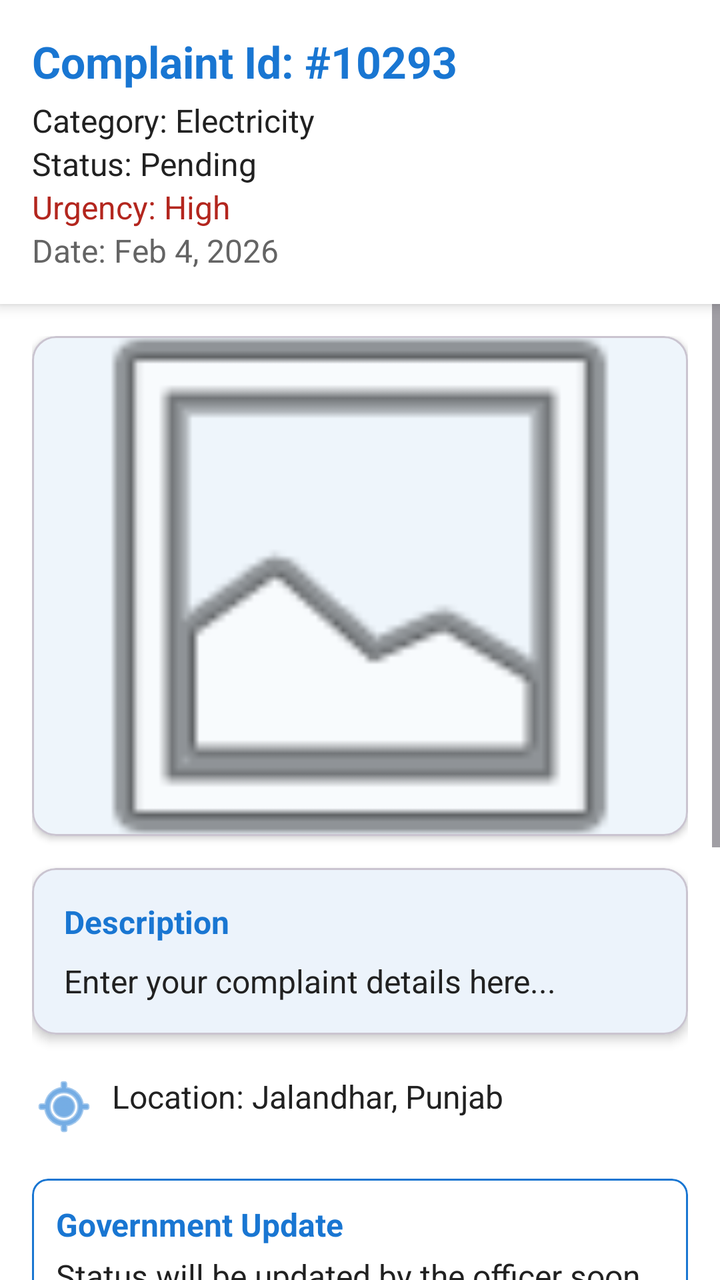
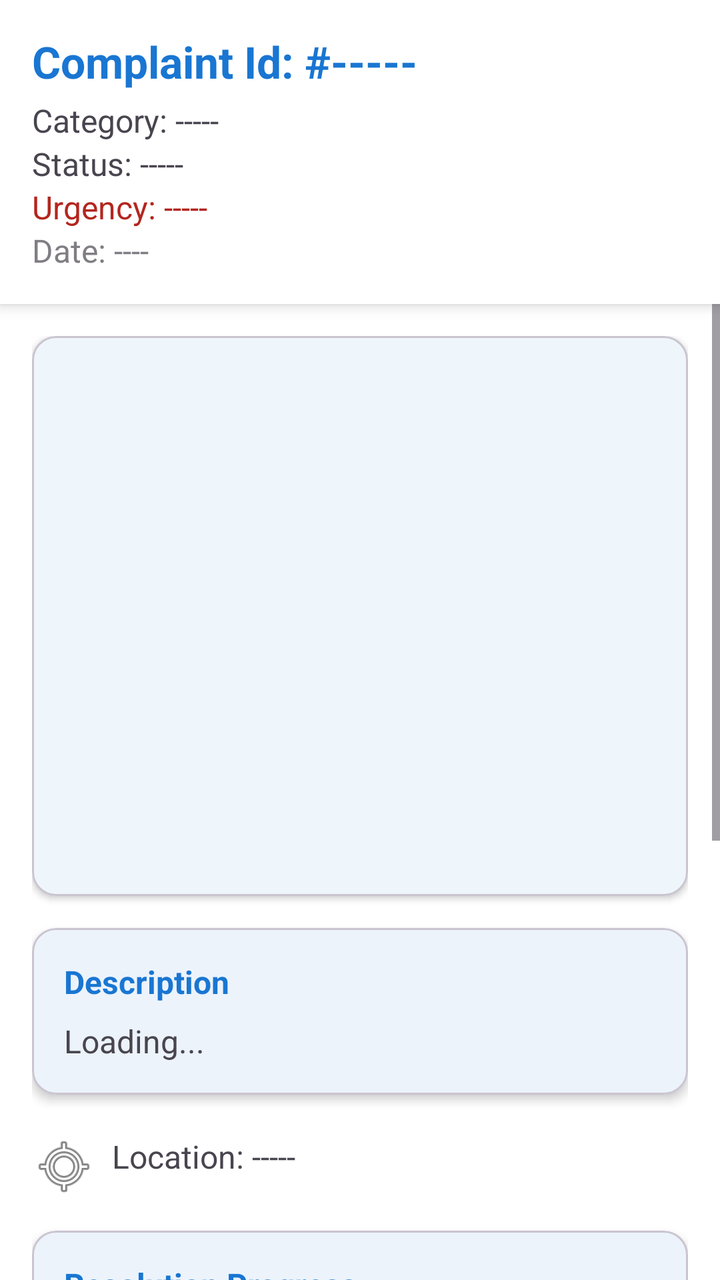

Compare the two renders of this Android layout. The source of the first and the diff that turns it into the second are given below.
<!-- AndroidManifest.xml: application theme Theme.Urbanfix -->
<!-- res/layout/fragment_viewdetail.xml -->
<?xml version="1.0" encoding="utf-8"?>
<LinearLayout xmlns:android="http://schemas.android.com/apk/res/android"
    xmlns:app="http://schemas.android.com/apk/res-auto"
    android:layout_width="match_parent"
    android:layout_height="match_parent"
    android:orientation="vertical"
    android:background="?android:attr/windowBackground"
    android:clickable="true"
    android:focusable="true">

    <LinearLayout
        android:layout_width="match_parent"
        android:layout_height="wrap_content"
        android:orientation="vertical"
        android:padding="16dp"
        android:background="?attr/colorSurface"
        android:elevation="4dp">

        <TextView
            android:id="@+id/tvComplaintId"
            android:layout_width="wrap_content"
            android:layout_height="wrap_content"
            android:text="Complaint Id: #10293"
            android:textSize="22sp"
            android:textStyle="bold"
            android:textColor="?attr/colorPrimary" />

        <TextView
            android:id="@+id/tvCategory"
            android:layout_width="wrap_content"
            android:layout_height="wrap_content"
            android:text="Category: Electricity"
            android:textSize="?android:attr/textSize"
            android:layout_marginTop="4dp"
            android:textColor="?attr/colorOnSurface" />

        <TextView
            android:id="@+id/tvStatus"
            android:layout_width="wrap_content"
            android:layout_height="wrap_content"
            android:text="Status: Pending"
            android:textSize="?android:attr/textSize"
            android:textColor="?attr/colorOnSurface" />

        <TextView
            android:id="@+id/tvUrgency"
            android:layout_width="wrap_content"
            android:layout_height="wrap_content"
            android:text="Urgency: High"
            android:textSize="?android:attr/textSize"
            android:textColor="?attr/colorError" /> <TextView
        android:id="@+id/tvDate"
        android:layout_width="wrap_content"
        android:layout_height="wrap_content"
        android:text="Date: Feb 4, 2026"
        android:textSize="?android:attr/textSize"
        android:textColor="?attr/colorOnSurface"
        android:alpha="0.7" /> </LinearLayout>

    <ScrollView
        android:layout_width="match_parent"
        android:layout_height="0dp"
        android:layout_weight="1"
        android:fillViewport="true">

        <LinearLayout
            android:layout_width="match_parent"
            android:layout_height="wrap_content"
            android:orientation="vertical"
            android:padding="16dp">

            <com.google.android.material.card.MaterialCardView
                android:layout_width="match_parent"
                android:layout_height="250dp"
                app:cardCornerRadius="12dp"
                app:cardElevation="2dp"
                app:strokeWidth="1dp"
                app:strokeColor="?attr/colorOutlineVariant">

                <ImageView
                    android:id="@+id/ivComplaintImage"
                    android:layout_width="match_parent"
                    android:layout_height="match_parent"
                    android:scaleType="centerCrop"
                    android:src="@android:drawable/ic_menu_gallery" />
            </com.google.android.material.card.MaterialCardView>

            <com.google.android.material.card.MaterialCardView
                android:layout_width="match_parent"
                android:layout_height="wrap_content"
                android:layout_marginTop="16dp"
                app:cardCornerRadius="12dp"
                app:cardElevation="3dp"
                app:cardBackgroundColor="?attr/colorSurface"
                app:contentPadding="16dp">

                <LinearLayout
                    android:layout_width="match_parent"
                    android:layout_height="wrap_content"
                    android:orientation="vertical">

                    <TextView
                        android:layout_width="wrap_content"
                        android:layout_height="wrap_content"
                        android:text="Description"
                        android:textColor="?attr/colorPrimary"
                        android:textStyle="bold"
                        android:textSize="?android:attr/textSize" />

                    <TextView
                        android:id="@+id/tvDescription"
                        android:layout_width="match_parent"
                        android:layout_height="wrap_content"
                        android:layout_marginTop="8dp"
                        android:text="Enter your complaint details here..."
                        android:textColor="?attr/colorOnSurface"
                        android:textSize="?android:attr/textSize"
                        android:lineSpacingExtra="4dp" />
                </LinearLayout>
            </com.google.android.material.card.MaterialCardView>

            <TextView
                android:id="@+id/tvLocation"
                android:layout_width="match_parent"
                android:layout_height="wrap_content"
                android:text="Location: Jalandhar, Punjab"
                android:textSize="?android:attr/textSize"
                android:layout_marginTop="20dp"
                android:textColor="?attr/colorOnSurface"
                android:drawablePadding="8dp"
                app:drawableStartCompat="@android:drawable/ic_menu_mylocation"
                app:drawableTint="?attr/colorPrimary" />

            <com.google.android.material.card.MaterialCardView
                android:layout_width="match_parent"
                android:layout_height="wrap_content"
                android:layout_marginTop="20dp"
                app:cardBackgroundColor="?attr/colorSurface"
                app:cardCornerRadius="8dp"
                app:strokeWidth="1dp"
                app:strokeColor="?attr/colorPrimary">

                <LinearLayout
                    android:layout_width="match_parent"
                    android:layout_height="wrap_content"
                    android:orientation="vertical"
                    android:padding="12dp">

                    <TextView
                        android:layout_width="wrap_content"
                        android:layout_height="wrap_content"
                        android:text="Government Update"
                        android:textStyle="bold"
                        android:textColor="?attr/colorPrimary"/>

                    <TextView
                        android:id="@+id/tvGovUpdate"
                        android:layout_width="match_parent"
                        android:layout_height="wrap_content"
                        android:layout_marginTop="4dp"
                        android:textColor="?attr/colorOnSurface"
                        android:text="Status will be updated by the officer soon."
                        android:textSize="?android:attr/textSize" />
                </LinearLayout>
            </com.google.android.material.card.MaterialCardView>

            <com.google.android.material.card.MaterialCardView
                android:layout_width="match_parent"
                android:layout_height="wrap_content"
                android:layout_marginTop="16dp"
                android:layout_marginBottom="24dp"
                app:cardCornerRadius="12dp"
                app:cardElevation="3dp"
                app:cardBackgroundColor="?attr/colorSurface"
                app:contentPadding="16dp">

                <LinearLayout
                    android:layout_width="match_parent"
                    android:layout_height="wrap_content"
                    android:orientation="vertical">

                    <TextView
                        android:layout_width="wrap_content"
                        android:layout_height="wrap_content"
                        android:text="Resolution Progress"
                        android:textColor="?attr/colorPrimary"
                        android:textStyle="bold"
                        android:textSize="?android:attr/textSize" />

                    <com.github.mikephil.charting.charts.PieChart
                        android:id="@+id/complaintPieChart"
                        android:layout_width="match_parent"
                        android:layout_height="250dp"
                        android:layout_marginTop="8dp" />
                </LinearLayout>
            </com.google.android.material.card.MaterialCardView>
        </LinearLayout>
    </ScrollView>
</LinearLayout>
<!-- resources referenced by this layout -->
<resources>
  <style name="Theme.Urbanfix" parent="Base.Theme.Urbanfix" />
  <style name="Base.Theme.Urbanfix" parent="Theme.Material3.DayNight.NoActionBar">
          <item name="colorPrimary">#1976D2</item>
          <item name="colorOnPrimary">#FFFFFF</item>
          <item name="colorSecondary">#42A5F5</item>
          <item name="colorOnSecondary">#FFFFFF</item>
          <item name="android:statusBarColor">#1976D2</item>
          <item name="android:windowBackground">#FFFFFF</item>
          <item name="colorSurface">#FFFFFF</item>
          <item name="colorOnSurface">#212121</item>
          <item name="colorSurfaceVariant">#F5F5F5</item>
          <item name="android:textSize">16sp</item>
      </style>
</resources>

<!-- the commit's change to res/layout/fragment_viewdetail.xml (unified diff, before → after) -->
@@ -1,199 +1,173 @@
 <?xml version="1.0" encoding="utf-8"?>
-<LinearLayout xmlns:android="http://schemas.android.com/apk/res/android"
+<FrameLayout xmlns:android="http://schemas.android.com/apk/res/android"
     xmlns:app="http://schemas.android.com/apk/res-auto"
     android:layout_width="match_parent"
-    android:layout_height="match_parent"
-    android:orientation="vertical"
-    android:background="?android:attr/windowBackground"
-    android:clickable="true"
-    android:focusable="true">
+    android:layout_height="match_parent">
 
     <LinearLayout
         android:layout_width="match_parent"
-        android:layout_height="wrap_content"
+        android:layout_height="match_parent"
         android:orientation="vertical"
-        android:padding="16dp"
-        android:background="?attr/colorSurface"
-        android:elevation="4dp">
-
-        <TextView
-            android:id="@+id/tvComplaintId"
-            android:layout_width="wrap_content"
-            android:layout_height="wrap_content"
-            android:text="Complaint Id: #10293"
-            android:textSize="22sp"
-            android:textStyle="bold"
-            android:textColor="?attr/colorPrimary" />
-
-        <TextView
-            android:id="@+id/tvCategory"
-            android:layout_width="wrap_content"
-            android:layout_height="wrap_content"
-            android:text="Category: Electricity"
-            android:textSize="?android:attr/textSize"
-            android:layout_marginTop="4dp"
-            android:textColor="?attr/colorOnSurface" />
-
-        <TextView
-            android:id="@+id/tvStatus"
-            android:layout_width="wrap_content"
-            android:layout_height="wrap_content"
-            android:text="Status: Pending"
-            android:textSize="?android:attr/textSize"
-            android:textColor="?attr/colorOnSurface" />
-
-        <TextView
-            android:id="@+id/tvUrgency"
-            android:layout_width="wrap_content"
-            android:layout_height="wrap_content"
-            android:text="Urgency: High"
-            android:textSize="?android:attr/textSize"
-            android:textColor="?attr/colorError" /> <TextView
-        android:id="@+id/tvDate"
-        android:layout_width="wrap_content"
-        android:layout_height="wrap_content"
-        android:text="Date: Feb 4, 2026"
-        android:textSize="?android:attr/textSize"
-        android:textColor="?attr/colorOnSurface"
-        android:alpha="0.7" /> </LinearLayout>
-
-    <ScrollView
-        android:layout_width="match_parent"
-        android:layout_height="0dp"
-        android:layout_weight="1"
-        android:fillViewport="true">
+        android:background="?android:attr/windowBackground">
 
         <LinearLayout
             android:layout_width="match_parent"
             android:layout_height="wrap_content"
             android:orientation="vertical"
-            android:padding="16dp">
+            android:padding="16dp"
+            android:background="?attr/colorSurface"
+            android:elevation="4dp">
 
-            <com.google.android.material.card.MaterialCardView
-                android:layout_width="match_parent"
-                android:layout_height="250dp"
-                app:cardCornerRadius="12dp"
-                app:cardElevation="2dp"
-                app:strokeWidth="1dp"
-                app:strokeColor="?attr/colorOutlineVariant">
+            <TextView
+                android:id="@+id/tvComplaintId"
+                android:layout_width="wrap_content"
+                android:layout_height="wrap_content"
+                android:text="Complaint Id: #-----"
+                android:textSize="22sp"
+                android:textStyle="bold"
+                android:textColor="?attr/colorPrimary" />
 
-                <ImageView
-                    android:id="@+id/ivComplaintImage"
-                    android:layout_width="match_parent"
-                    android:layout_height="match_parent"
-                    android:scaleType="centerCrop"
-                    android:src="@android:drawable/ic_menu_gallery" />
-            </com.google.android.material.card.MaterialCardView>
+            <TextView
+                android:id="@+id/tvCategory"
+                android:layout_width="wrap_content"
+                android:layout_height="wrap_content"
+                android:text="Category: -----"
+                android:layout_marginTop="4dp" />
 
-            <com.google.android.material.card.MaterialCardView
+            <TextView
+                android:id="@+id/tvStatus"
+                android:layout_width="wrap_content"
+                android:layout_height="wrap_content"
+                android:text="Status: -----" />
+
+            <TextView
+                android:id="@+id/tvUrgency"
+                android:layout_width="wrap_content"
+                android:layout_height="wrap_content"
+                android:text="Urgency: -----"
+                android:textColor="?attr/colorError" />
+
+            <TextView
+                android:id="@+id/tvDate"
+                android:layout_width="wrap_content"
+                android:layout_height="wrap_content"
+                android:text="Date: ----"
+                android:alpha="0.7" />
+        </LinearLayout>
+
+        <ScrollView
+            android:layout_width="match_parent"
+            android:layout_height="0dp"
+            android:layout_weight="1"
+            android:fillViewport="true">
+
+            <LinearLayout
                 android:layout_width="match_parent"
                 android:layout_height="wrap_content"
-                android:layout_marginTop="16dp"
-                app:cardCornerRadius="12dp"
-                app:cardElevation="3dp"
-                app:cardBackgroundColor="?attr/colorSurface"
-                app:contentPadding="16dp">
+                android:orientation="vertical"
+                android:padding="16dp">
 
-                <LinearLayout
+                <com.google.android.material.card.MaterialCardView
+                    android:layout_width="match_parent"
+                    android:layout_height="280dp"
+                    app:cardCornerRadius="12dp"
+                    app:cardElevation="2dp">
+
+                    <androidx.viewpager2.widget.ViewPager2
+                        android:id="@+id/viewPagerImages"
+                        android:layout_width="match_parent"
+                        android:layout_height="match_parent" />
+                </com.google.android.material.card.MaterialCardView>
+
+                <com.google.android.material.card.MaterialCardView
                     android:layout_width="match_parent"
                     android:layout_height="wrap_content"
-                    android:orientation="vertical">
+                    android:layout_marginTop="16dp"
+                    app:cardCornerRadius="12dp"
+                    app:cardElevation="3dp"
+                    app:contentPadding="16dp">
 
-                    <TextView
-                        android:layout_width="wrap_content"
-                        android:layout_height="wrap_content"
-                        android:text="Description"
-                        android:textColor="?attr/colorPrimary"
-                        android:textStyle="bold"
-                        android:textSize="?android:attr/textSize" />
-
-                    <TextView
-                        android:id="@+id/tvDescription"
+                    <LinearLayout
                         android:layout_width="match_parent"
                         android:layout_height="wrap_content"
-                        android:layout_marginTop="8dp"
-                        android:text="Enter your complaint details here..."
-                        android:textColor="?attr/colorOnSurface"
-                        android:textSize="?android:attr/textSize"
-                        android:lineSpacingExtra="4dp" />
-                </LinearLayout>
-            </com.google.android.material.card.MaterialCardView>
+                        android:orientation="vertical">
 
-            <TextView
-                android:id="@+id/tvLocation"
-                android:layout_width="match_parent"
-                android:layout_height="wrap_content"
-                android:text="Location: Jalandhar, Punjab"
-                android:textSize="?android:attr/textSize"
-                android:layout_marginTop="20dp"
-                android:textColor="?attr/colorOnSurface"
-                android:drawablePadding="8dp"
-                app:drawableStartCompat="@android:drawable/ic_menu_mylocation"
-                app:drawableTint="?attr/colorPrimary" />
+                        <TextView
+                            android:layout_width="wrap_content"
+                            android:layout_height="wrap_content"
+                            android:text="Description"
+                            android:textStyle="bold"
+                            android:textColor="?attr/colorPrimary" />
 
-            <com.google.android.material.card.MaterialCardView
-                android:layout_width="match_parent"
-                android:layout_height="wrap_content"
-                android:layout_marginTop="20dp"
-                app:cardBackgroundColor="?attr/colorSurface"
-                app:cardCornerRadius="8dp"
-                app:strokeWidth="1dp"
-                app:strokeColor="?attr/colorPrimary">
+                        <TextView
+                            android:id="@+id/tvDescription"
+                            android:layout_width="match_parent"
+                            android:layout_height="wrap_content"
+                            android:layout_marginTop="8dp"
+                            android:text="Loading..."
+                            android:lineSpacingExtra="4dp" />
+                    </LinearLayout>
+                </com.google.android.material.card.MaterialCardView>
 
-                <LinearLayout
+                <TextView
+                    android:id="@+id/tvLocation"
                     android:layout_width="match_parent"
                     android:layout_height="wrap_content"
-                    android:orientation="vertical"
-                    android:padding="12dp">
+                    android:text="Location: -----"
+                    android:layout_marginTop="20dp"
+                    app:drawableStartCompat="@android:drawable/ic_menu_mylocation"
+                    android:drawablePadding="8dp" />
 
-                    <TextView
-                        android:layout_width="wrap_content"
-                        android:layout_height="wrap_content"
-                        android:text="Government Update"
-                        android:textStyle="bold"
-                        android:textColor="?attr/colorPrimary"/>
+                <com.google.android.material.card.MaterialCardView
+                    android:layout_width="match_parent"
+                    android:layout_height="wrap_content"
+                    android:layout_marginTop="16dp"
+                    app:cardCornerRadius="12dp"
+                    app:cardElevation="3dp"
+                    app:contentPadding="16dp">
 
-                    <TextView
-                        android:id="@+id/tvGovUpdate"
+                    <LinearLayout
                         android:layout_width="match_parent"
                         android:layout_height="wrap_content"
-                        android:layout_marginTop="4dp"
-                        android:textColor="?attr/colorOnSurface"
-                        android:text="Status will be updated by the officer soon."
-                        android:textSize="?android:attr/textSize" />
-                </LinearLayout>
-            </com.google.android.material.card.MaterialCardView>
+                        android:orientation="vertical">
 
-            <com.google.android.material.card.MaterialCardView
-                android:layout_width="match_parent"
-                android:layout_height="wrap_content"
-                android:layout_marginTop="16dp"
-                android:layout_marginBottom="24dp"
-                app:cardCornerRadius="12dp"
-                app:cardElevation="3dp"
-                app:cardBackgroundColor="?attr/colorSurface"
-                app:contentPadding="16dp">
+                        <TextView
+                            android:layout_width="wrap_content"
+                            android:layout_height="wrap_content"
+                            android:text="Resolution Progress"
+                            android:textStyle="bold"
+                            android:textColor="?attr/colorPrimary" />
 
-                <LinearLayout
+                        <com.github.mikephil.charting.charts.PieChart
+                            android:id="@+id/complaintPieChart"
+                            android:layout_width="match_parent"
+                            android:layout_height="250dp"
+                            android:layout_marginTop="8dp" />
+                    </LinearLayout>
+                </com.google.android.material.card.MaterialCardView>
+
+                <com.google.android.material.button.MaterialButton
+                    android:id="@+id/btnDeleteComplaint"
                     android:layout_width="match_parent"
                     android:layout_height="wrap_content"
-                    android:orientation="vertical">
+                    android:layout_marginTop="24dp"
+                    android:layout_marginBottom="24dp"
+                    android:text="Withdraw Complaint"
+                    android:textColor="@color/white"
+                    app:backgroundTint="#D32F2F"
+                    app:icon="@android:drawable/ic_menu_delete"
+                    app:iconTint="@color/white"
+                    style="@style/Widget.Material3.Button.Icon" />
 
-                    <TextView
-                        android:layout_width="wrap_content"
-                        android:layout_height="wrap_content"
-                        android:text="Resolution Progress"
-                        android:textColor="?attr/colorPrimary"
-                        android:textStyle="bold"
-                        android:textSize="?android:attr/textSize" />
+            </LinearLayout>
+        </ScrollView>
+    </LinearLayout>
 
-                    <com.github.mikephil.charting.charts.PieChart
-                        android:id="@+id/complaintPieChart"
-                        android:layout_width="match_parent"
-                        android:layout_height="250dp"
-                        android:layout_marginTop="8dp" />
-                </LinearLayout>
-            </com.google.android.material.card.MaterialCardView>
-        </LinearLayout>
-    </ScrollView>
-</LinearLayout>
+    <ProgressBar
+        android:id="@+id/detailsProgressBar"
+        android:layout_width="wrap_content"
+        android:layout_height="wrap_content"
+        android:layout_gravity="center"
+        android:visibility="visible" />
+
+</FrameLayout>
<!-- resource entries referenced after the edit -->
@@ -1,5 +1,6 @@
 <!-- resources referenced by this layout -->
 <resources>
+  <color name="white">#FFFFFFFF</color>
   <style name="Theme.Urbanfix" parent="Base.Theme.Urbanfix" />
   <style name="Base.Theme.Urbanfix" parent="Theme.Material3.DayNight.NoActionBar">
           <item name="colorPrimary">#1976D2</item>
